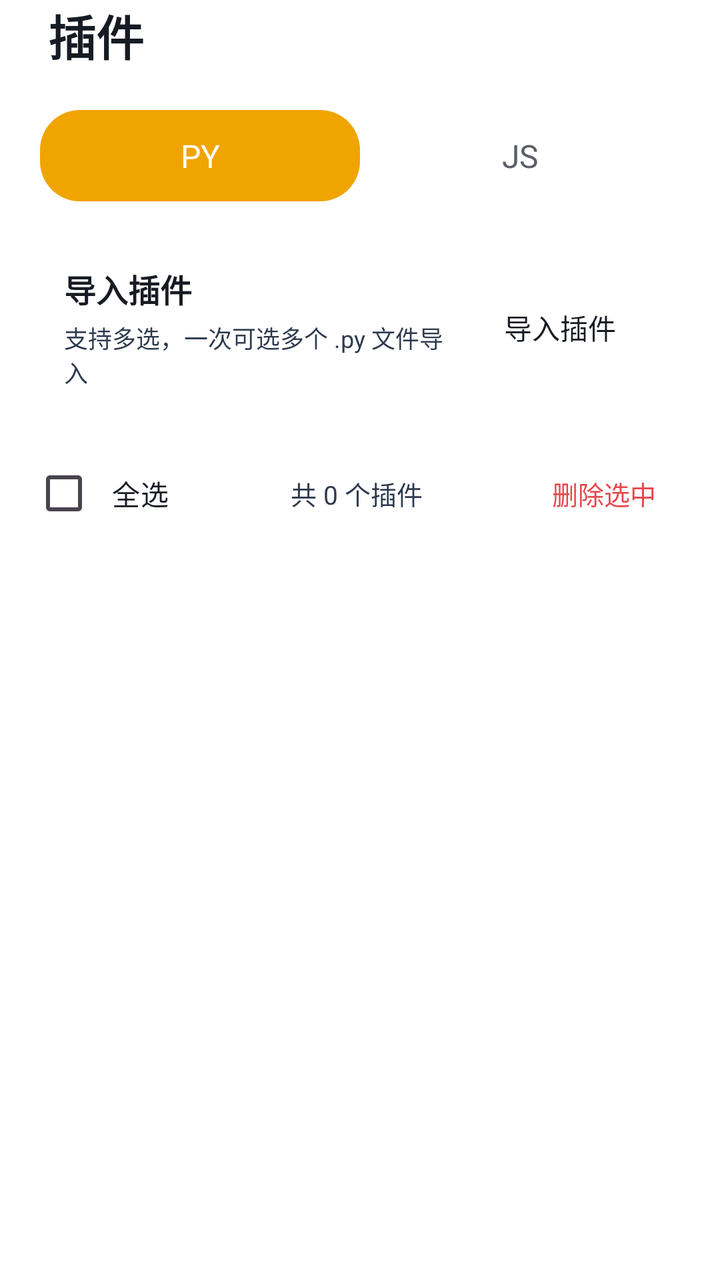
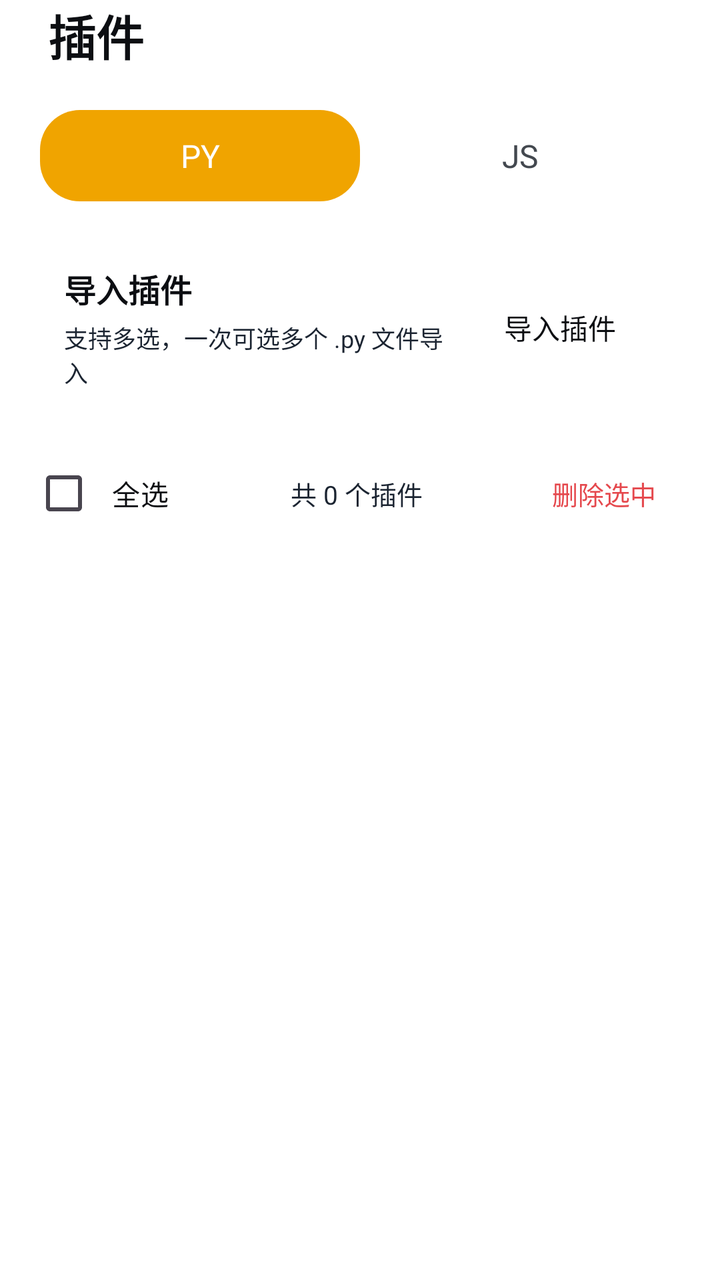

Before-and-after screenshots of an Android layout around one commit, followed by the original layout XML and the change that was made.
<!-- AndroidManifest.xml: another module's application theme Theme.App -->
<!-- res/layout/activity_plugin.xml -->
<?xml version="1.0" encoding="utf-8"?>
<LinearLayout xmlns:android="http://schemas.android.com/apk/res/android"
    android:layout_width="match_parent"
    android:layout_height="match_parent"
    android:fitsSystemWindows="true"
    android:orientation="vertical">

    <LinearLayout
        android:layout_width="match_parent"
        android:layout_height="match_parent"
        android:orientation="vertical"
        android:paddingLeft="16dp"
        android:paddingRight="16dp">

        <LinearLayout
            android:layout_width="wrap_content"
            android:layout_height="wrap_content"
            android:orientation="horizontal"
            android:gravity="center_vertical"
            android:layout_marginBottom="16dp">
            <TextView
                android:layout_width="wrap_content"
                android:layout_height="wrap_content"
                android:text="插件"
                android:textColor="#171B23"
                android:textSize="24sp"
                android:textStyle="bold"
                android:layout_marginStart="8dp" />
        </LinearLayout>

        <LinearLayout
            android:layout_width="match_parent"
            android:layout_height="wrap_content"
            android:background="@drawable/xc_setcard_v2"
            android:orientation="horizontal"
            android:padding="4dp"
            android:layout_marginBottom="12dp">
            <TextView
                android:id="@+id/tab_py"
                android:layout_width="0dp"
                android:layout_height="wrap_content"
                android:layout_weight="1"
                android:gravity="center"
                android:padding="12dp"
                android:text="PY"
                android:textSize="16sp"
                android:background="@drawable/seg_selected"
                android:textColor="#FFFFFF" />
            <TextView
                android:id="@+id/tab_js"
                android:layout_width="0dp"
                android:layout_height="wrap_content"
                android:layout_weight="1"
                android:gravity="center"
                android:padding="12dp"
                android:text="JS"
                android:textSize="16sp"
                android:textColor="#5A5F69" />
        </LinearLayout>

        <LinearLayout
            android:layout_width="match_parent"
            android:layout_height="wrap_content"
            android:background="@drawable/xc_setcard_v2"
            android:orientation="horizontal"
            android:gravity="center_vertical"
            android:padding="16dp"
            android:layout_marginBottom="12dp">
            <LinearLayout
                android:layout_width="0dp"
                android:layout_height="wrap_content"
                android:layout_weight="1"
                android:orientation="vertical">
                <TextView
                    android:layout_width="wrap_content"
                    android:layout_height="wrap_content"
                    android:text="导入插件"
                    android:textColor="#171B23"
                    android:textSize="16sp"
                    android:textStyle="bold" />
                <TextView
                    android:layout_width="wrap_content"
                    android:layout_height="wrap_content"
                    android:text="支持多选，一次可选多个 .py 文件导入"
                    android:textColor="#2E3A4E"
                    android:textSize="12sp"
                    android:layout_marginTop="4dp" />
            </LinearLayout>
            <TextView
                android:id="@+id/btn_import"
                android:layout_width="wrap_content"
                android:layout_height="wrap_content"
                android:background="@drawable/xc_setcard_v2"
                android:paddingLeft="20dp"
                android:paddingRight="20dp"
                android:paddingTop="10dp"
                android:paddingBottom="10dp"
                android:text="导入插件"
                android:textColor="#171B23"
                android:textSize="14sp" />
        </LinearLayout>

        <LinearLayout
            android:layout_width="match_parent"
            android:layout_height="wrap_content"
            android:orientation="horizontal"
            android:gravity="center_vertical"
            android:layout_marginBottom="8dp">
            <CheckBox
                android:id="@+id/cb_select_all"
                android:layout_width="wrap_content"
                android:layout_height="wrap_content"
                android:text="全选"
                android:textColor="#171B23"
                android:textSize="14sp"  android:background="@drawable/xc_setcard_v2" android:paddingLeft="8dp" android:paddingRight="12dp" android:paddingTop="6dp" android:paddingBottom="6dp" />
            <TextView
                android:id="@+id/tv_count"
                android:layout_width="0dp"
                android:layout_height="wrap_content"
                android:layout_weight="1"
                android:gravity="center"
                android:text="共 0 个插件"
                android:textColor="#2E3A4E"
                android:textSize="13sp" />
            <TextView
                android:id="@+id/btn_delete_selected"
                android:layout_width="wrap_content"
                android:layout_height="wrap_content"
                android:background="@drawable/xc_setcard_v2"
                android:paddingLeft="16dp"
                android:paddingRight="16dp"
                android:paddingTop="8dp"
                android:paddingBottom="8dp"
                android:text="删除选中"
                android:textColor="#E5484D"
                android:textSize="13sp" />
        </LinearLayout>

        <androidx.recyclerview.widget.RecyclerView
            android:id="@+id/rv_plugins"
            android:layout_width="match_parent"
            android:layout_height="0dp"
            android:layout_weight="1"
            android:clipToPadding="false"
            android:paddingBottom="16dp" />
    </LinearLayout>
</LinearLayout>
<!-- resources referenced by this layout -->
<resources>
  <!-- drawable seg_selected (drawable) -->
  <?xml version="1.0" encoding="utf-8"?>
  <shape xmlns:android="http://schemas.android.com/apk/res/android" android:shape="rectangle">
  <corners android:radius="20dp"/>
  <solid android:color="#f0a400"/>
  </shape>
  <!-- drawable xc_setcard_v2 (drawable) -->
  <?xml version="1.0" encoding="utf-8"?>
  <shape xmlns:android="http://schemas.android.com/apk/res/android" android:shape="rectangle">
      <corners android:radius="10dp" />
      <solid android:color="#57FFFFFF" />
      <stroke android:width="1dp" android:color="#61FFFFFF" />
  </shape>
  <style name="Theme.App" parent="Theme.XingChen">
          <item name="android:windowDisablePreview">true</item>
          <item name="android:windowSplashScreenBackground">#000000</item>
          <item name="android:windowBackground">#000000</item>
      </style>
  <style name="Theme.XingChen" parent="Theme.Material3.DayNight.NoActionBar">
          <item name="android:windowBackground">@android:color/transparent</item>
                <item name="android:colorBackground">@android:color/transparent</item>
          <item name="colorPrimary">#f0a400</item>
          <item name="colorPrimaryVariant">#c07f00</item>
          <item name="colorOnPrimary">@android:color/white</item>
      </style>
</resources>

<!-- the commit's change to res/layout/activity_plugin.xml (unified diff, before → after) -->
@@ -22,7 +22,7 @@
                 android:layout_width="wrap_content"
                 android:layout_height="wrap_content"
                 android:text="插件"
-                android:textColor="#171B23"
+                android:textColor="#0C0E12"
                 android:textSize="24sp"
                 android:textStyle="bold"
                 android:layout_marginStart="8dp" />
@@ -55,7 +55,7 @@
                 android:padding="12dp"
                 android:text="JS"
                 android:textSize="16sp"
-                android:textColor="#5A5F69" />
+                android:textColor="#43484F" />
         </LinearLayout>
 
         <LinearLayout
@@ -75,14 +75,14 @@
                     android:layout_width="wrap_content"
                     android:layout_height="wrap_content"
                     android:text="导入插件"
-                    android:textColor="#171B23"
+                    android:textColor="#0C0E12"
                     android:textSize="16sp"
                     android:textStyle="bold" />
                 <TextView
                     android:layout_width="wrap_content"
                     android:layout_height="wrap_content"
                     android:text="支持多选，一次可选多个 .py 文件导入"
-                    android:textColor="#2E3A4E"
+                    android:textColor="#1B2431"
                     android:textSize="12sp"
                     android:layout_marginTop="4dp" />
             </LinearLayout>
@@ -96,7 +96,7 @@
                 android:paddingTop="10dp"
                 android:paddingBottom="10dp"
                 android:text="导入插件"
-                android:textColor="#171B23"
+                android:textColor="#0C0E12"
                 android:textSize="14sp" />
         </LinearLayout>
 
@@ -111,7 +111,7 @@
                 android:layout_width="wrap_content"
                 android:layout_height="wrap_content"
                 android:text="全选"
-                android:textColor="#171B23"
+                android:textColor="#0C0E12"
                 android:textSize="14sp"  android:background="@drawable/xc_setcard_v2" android:paddingLeft="8dp" android:paddingRight="12dp" android:paddingTop="6dp" android:paddingBottom="6dp" />
             <TextView
                 android:id="@+id/tv_count"
@@ -120,7 +120,7 @@
                 android:layout_weight="1"
                 android:gravity="center"
                 android:text="共 0 个插件"
-                android:textColor="#2E3A4E"
+                android:textColor="#1B2431"
                 android:textSize="13sp" />
             <TextView
                 android:id="@+id/btn_delete_selected"
